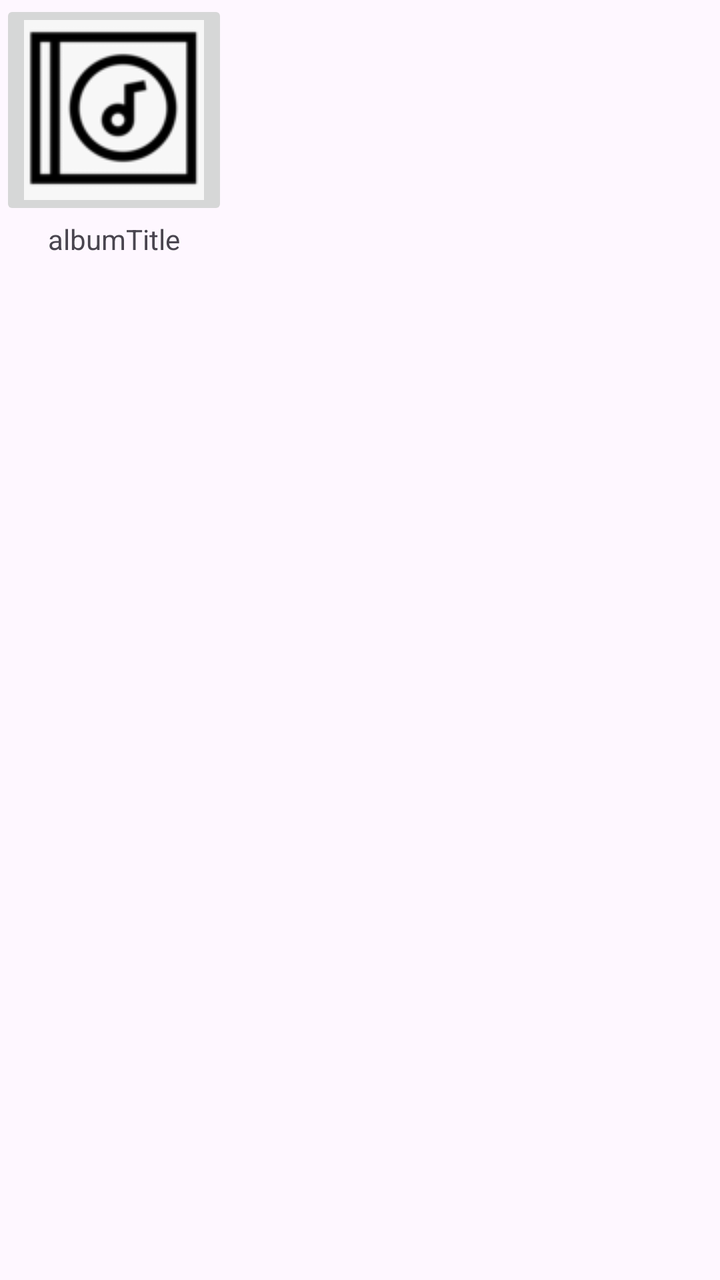
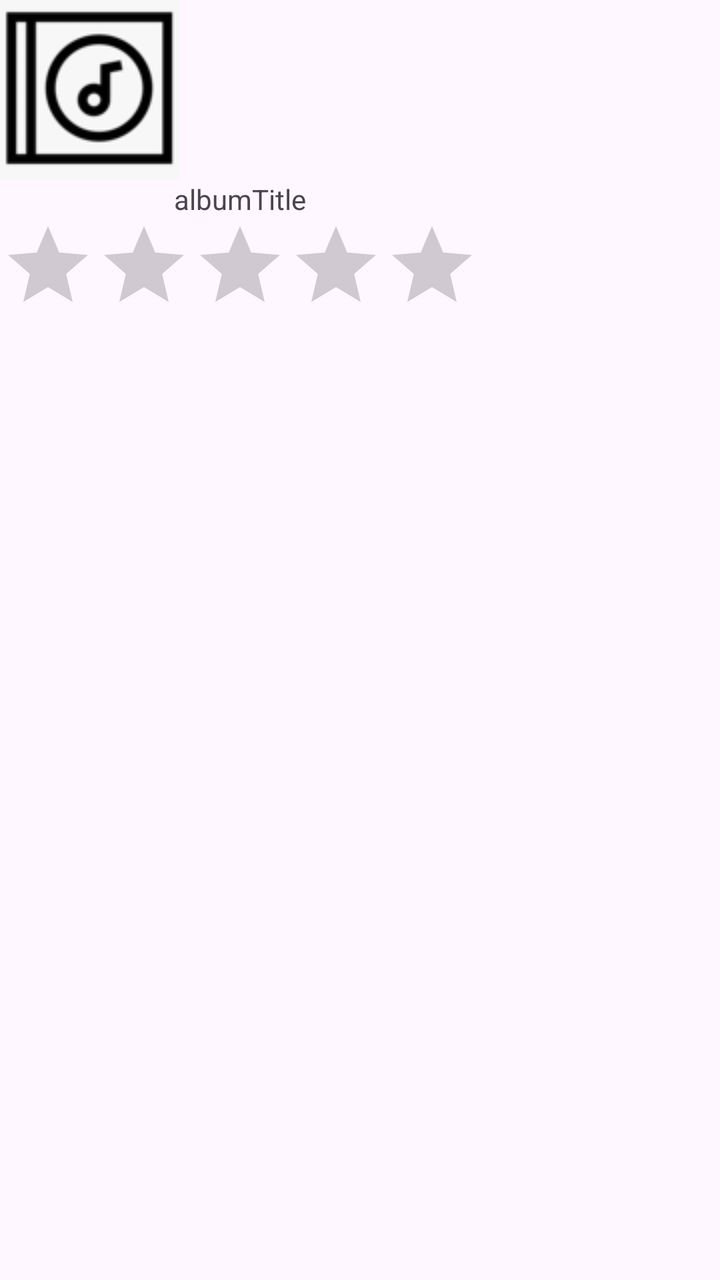

Before-and-after screenshots of an Android layout around one commit, followed by the original layout XML and the change that was made.
<!-- AndroidManifest.xml: application theme Theme.MusicRatingApp -->
<!-- res/layout/fragment_album.xml -->
<?xml version="1.0" encoding="utf-8"?>
<FrameLayout xmlns:android="http://schemas.android.com/apk/res/android"
    xmlns:app="http://schemas.android.com/apk/res-auto"
    xmlns:tools="http://schemas.android.com/tools"
    android:layout_width="match_parent"
    android:layout_height="match_parent"
    tools:context=".AlbumFragment">

    

    <ScrollView
        android:layout_width="match_parent"
        android:layout_height="match_parent">

        <LinearLayout
            android:layout_width="wrap_content"
            android:layout_height="wrap_content"
            android:orientation="vertical" >

            <ImageButton
                android:id="@+id/albumImage"
                android:layout_width="match_parent"
                android:layout_height="wrap_content"
                android:src="@drawable/img_album_default" />

            <TextView
                android:id="@+id/albumTitle"
                android:gravity="center"
                android:layout_width="match_parent"
                android:layout_height="wrap_content"
                android:text="albumTitle" />
        </LinearLayout>
    </ScrollView>

</FrameLayout>
<!-- resources referenced by this layout -->
<resources>
  <!-- drawable img_album_default: png bitmap (drawable, 2217 bytes) -->
  <style name="Theme.MusicRatingApp" parent="Base.Theme.MusicRatingApp" />
  <style name="Base.Theme.MusicRatingApp" parent="Theme.Material3.DayNight.NoActionBar">
          
          
      </style>
</resources>

<!-- the commit's change to res/layout/fragment_album.xml (unified diff, before → after) -->
@@ -2,8 +2,8 @@
 <FrameLayout xmlns:android="http://schemas.android.com/apk/res/android"
     xmlns:app="http://schemas.android.com/apk/res-auto"
     xmlns:tools="http://schemas.android.com/tools"
-    android:layout_width="match_parent"
-    android:layout_height="match_parent"
+    android:layout_width="wrap_content"
+    android:layout_height="wrap_content"
     tools:context=".AlbumFragment">
 
     
@@ -15,20 +15,25 @@
         <LinearLayout
             android:layout_width="wrap_content"
             android:layout_height="wrap_content"
-            android:orientation="vertical" >
+            android:orientation="vertical">
 
-            <ImageButton
+            <ImageView
                 android:id="@+id/albumImage"
-                android:layout_width="match_parent"
+                android:layout_width="wrap_content"
                 android:layout_height="wrap_content"
                 android:src="@drawable/img_album_default" />
 
             <TextView
                 android:id="@+id/albumTitle"
-                android:gravity="center"
                 android:layout_width="match_parent"
                 android:layout_height="wrap_content"
+                android:gravity="center"
                 android:text="albumTitle" />
+
+            <RatingBar
+                android:id="@+id/ratingBar3"
+                android:layout_width="wrap_content"
+                android:layout_height="wrap_content" />
         </LinearLayout>
     </ScrollView>
 
